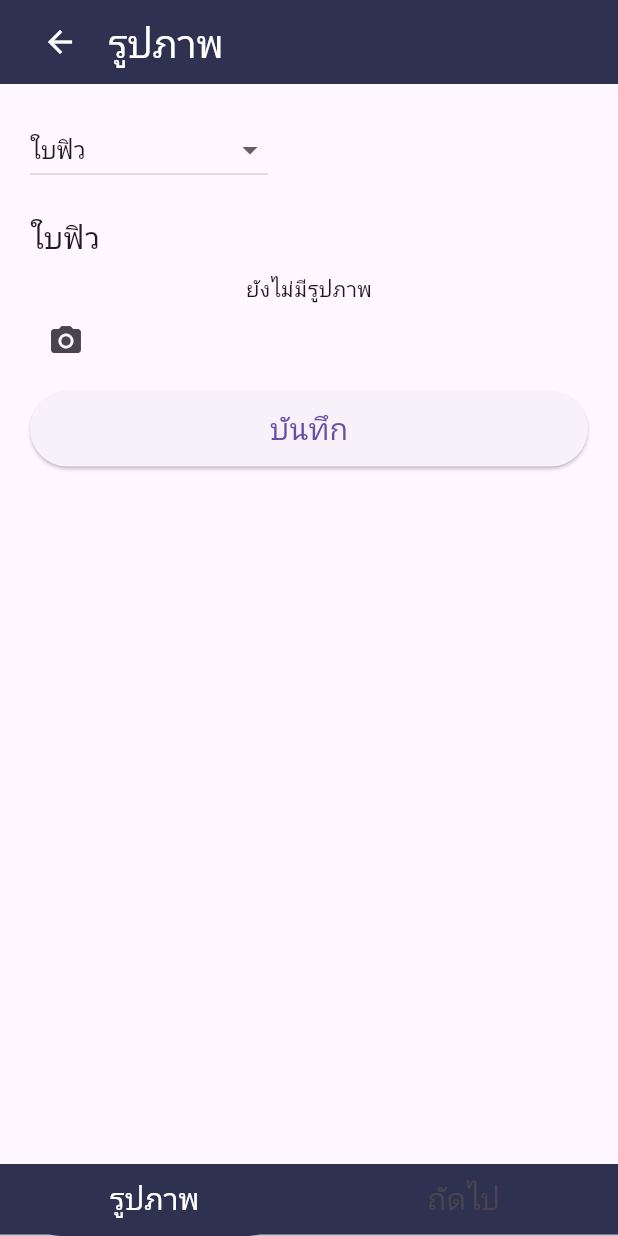
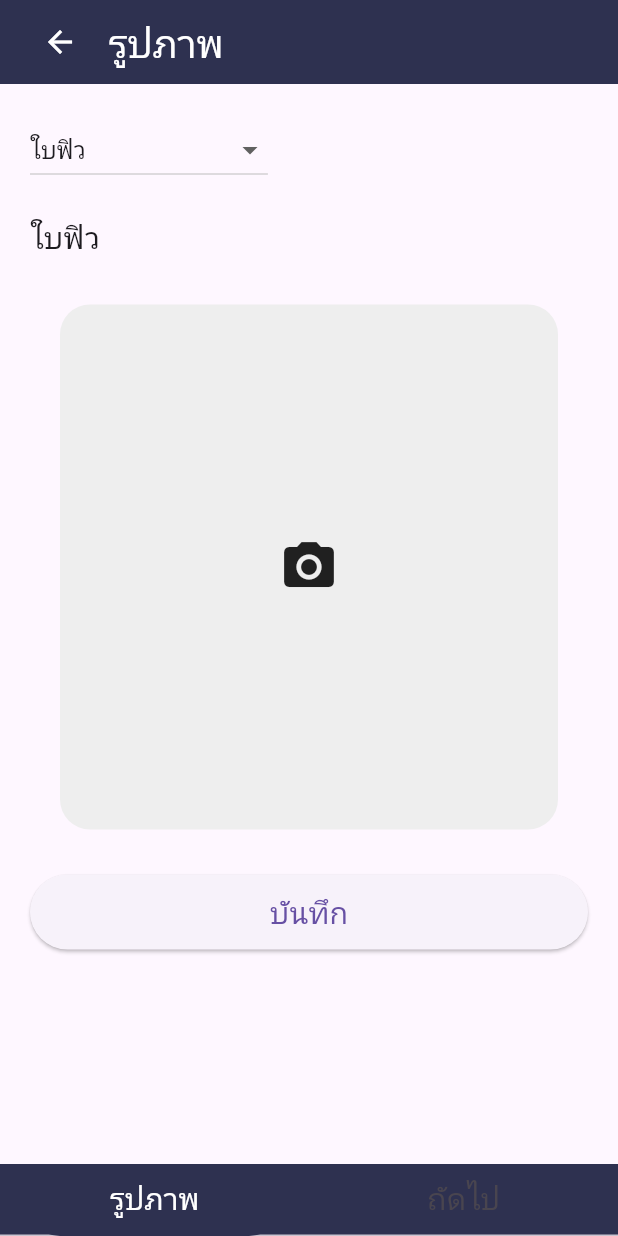
Before and after one commit to KeyClover/KunChang_photo, a Flutter app: the screen it shows after launch, on a phone screen of 412 x 824 dp. Run offline on Flutter 3.47's test engine with Material 3 defaults, Android fonts, the phone set to English and light mode, and no system bars; our stand-ins replace hexcolor, image_picker, sqflite; missing offline and left inert: freestyle_speed_dial; accounts and stored records are empty.

Commit message:
Update: Take picture page only have one field and able to save and show multiple image on the display image without using listview

```diff
--- a/lib/pages/custom_ImageField/custom_ImageField.dart
+++ b/lib/pages/custom_ImageField/custom_ImageField.dart
@@ -1,4 +1,4 @@
-import 'dart:io';
+//import 'dart:io';
 import 'package:flutter/material.dart';
 import 'package:provider/provider.dart';
 import 'package:kunchang_photo/provider/images_provider.dart';
@@ -20,55 +20,114 @@ class CustomImageField extends StatelessWidget {
   @override
   Widget build(BuildContext context) {
     final imageProvider = Provider.of<ImagesProvider>(context);
-    final files = imageProvider.selectedImageFiles[field] ?? [];
+    // final files = imageProvider.selectedImageFiles[field] ?? [];
+    final files = imageProvider.selectedImageFiles[field];
+    final file = (files != null && files.isNotEmpty) ? files.first : null;
 
     return Column(
       crossAxisAlignment: CrossAxisAlignment.start,
       children: [
         Text(
           labelText,
-          style: const TextStyle(
-            fontSize: 20,
-          ),
+          style: const TextStyle(fontSize: 20),
         ),
         const SizedBox(height: 10),
-        files.isEmpty
-            ? const Center(child: Text('ยังไม่มีรูปภาพ'))
-            : SizedBox(
-                height: 250,
-                child: ListView.builder(
-                  scrollDirection: Axis.horizontal,
-                  itemCount: files.length,
-                  itemBuilder: (context, index) {
-                    final file = files[index];
-                    return Stack(
+        Container(
+          padding: const EdgeInsets.all(20),
+          child: Ink(
+            decoration: BoxDecoration(
+              color: Colors.grey[200],
+              borderRadius: BorderRadius.circular(20),
+            ),
+            child: InkWell(
+              onTap: () {
+                getImage(context, field);
+              },
+              child: file != null
+                  ? Stack(
                       children: [
-                        Container(
-                          margin: const EdgeInsets.symmetric(horizontal: 5),
-                          width: 250,
-                          decoration: BoxDecoration(
-                            borderRadius: BorderRadius.circular(20),
-                            border: Border.all(color: Colors.grey),
+                        ClipRRect(
+                          borderRadius: BorderRadius.circular(20),
+                          child: Image.file(
+                            file,
+                            height: 500,
+                            width: double.infinity, // Adjust this if necessary
+                            fit: BoxFit.cover,
                           ),
-                          child: Image.file(file, fit: BoxFit.cover),
                         ),
                         Positioned(
-                          right: 0,
-                          child: IconButton(
-                            onPressed: () => deleteImage(context, field, index),
-                            icon: const Icon(Icons.close_rounded, color: Colors.red),
-                          ),
+                            right: 0,
+                            child: IconButton(
+                              onPressed: () => deleteImage(context, field, 0),
+                              icon: const Icon(Icons.close_rounded,
+                                  color: Colors.red),
+                            ))
+                      ],
+                    )
+                  : const SizedBox(
+                      height: 350,
+                      child: Center(
+                        child: Icon(
+                          Icons.camera_alt,
+                          size: 40,
                         ),
-                      ],
-                    );
-                  },
-                ),
-              ),
-        IconButton(
-          onPressed: () => getImage(context, field),
-          icon: const Icon(Icons.camera_alt),
+                      ),
+                    ),
+            ),
+          ),
         ),
       ],
     );
   }
+  // return Column(
+  //   crossAxisAlignment: CrossAxisAlignment.start,
+  //   children: [
+  //     Text(
+  //       labelText,
+  //       style: const TextStyle(
+  //         fontSize: 20,
+  //       ),
+  //     ),
+  //     const SizedBox(height: 10),
+  //     files.isEmpty
+  //         ? const Center(child: Text(' '))
+  //         : SizedBox(
+  //             height: 250,
+  //             child: ListView.builder(
+  //               scrollDirection: Axis.horizontal,
+  //               itemCount: files.length,
+  //               itemBuilder: (context, index) {
+  //                 final file = files[index];
+  //                 return Stack(
+  //                   children: [
+  //                     Container(
+  //                       margin: const EdgeInsets.symmetric(horizontal: 5),
+  //                       width: 250,
+  //                       decoration: BoxDecoration(
+  //                         borderRadius: BorderRadius.circular(30),
+  //                         border: Border.all(color: Colors.grey),
+
+  //                       ),
+  //                       child: Image.file(file, fit: BoxFit.fill),
+  //                     ),
+  //                     Positioned(
+  //                       right: 0,
+  //                       child: IconButton(
+  //                         onPressed: () => deleteImage(context, field, index),
+  //                         icon: const Icon(Icons.close_rounded,
+  //                             color: Colors.red),
+  //                       ),
+  //                     ),
+  //                   ],
+  //                 );
+  //               },
+  //             ),
+  //           ),
+  //     IconButton(
+  //       onPressed: () => getImage(context, field),
+  //       icon: const Icon(Icons.camera_alt),
+  //     ),
+  //   ],
+  // );
 }
+//}
--- a/lib/provider/images_provider.dart
+++ b/lib/provider/images_provider.dart
@@ -27,6 +27,8 @@ class ImagesProvider with ChangeNotifier {
     notifyListeners();
   }
 
+
+
   void addSelectedImageFile(String field, File imageFile) async {
    if (_selectedImageFiles[field] == null) {
       _selectedImageFiles[field] = [];
```
Also changed, not shown: lib/pages/blank_page.dart (+5 -5 lines), lib/pages/display_image.dart (+35 -24 lines), lib/pages/take_picture_page.dart (+51 -6 lines).
